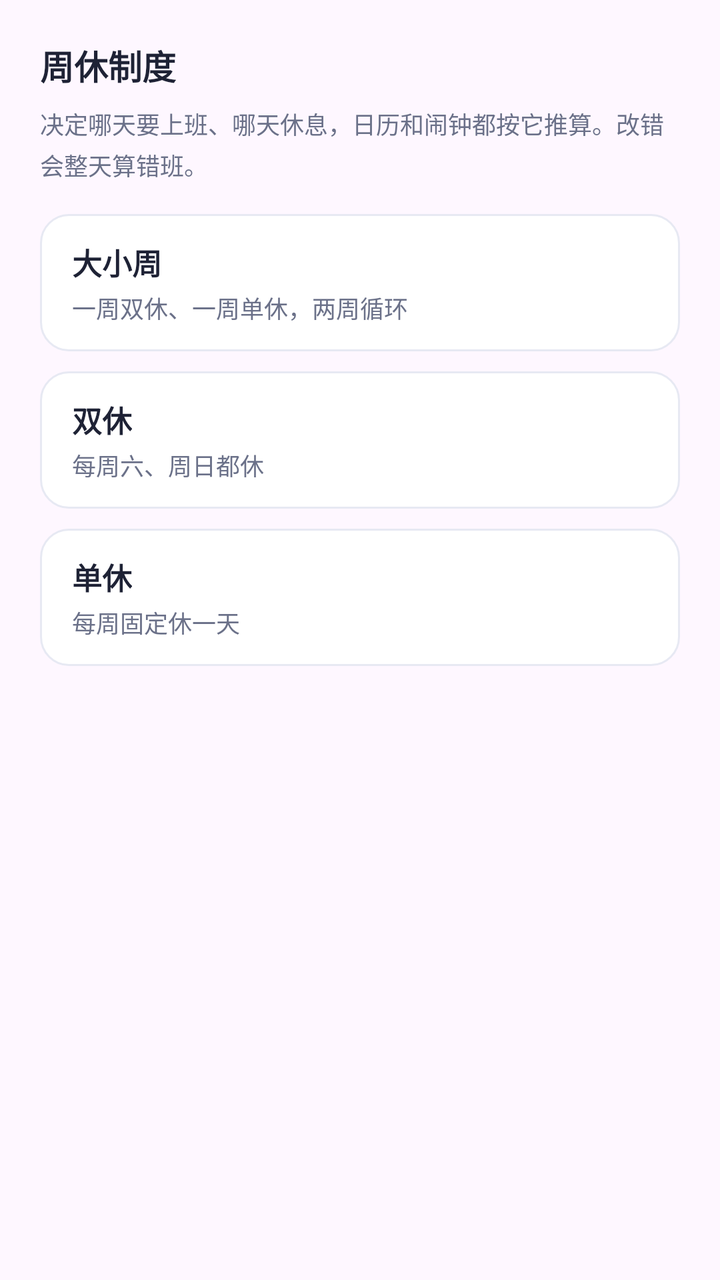
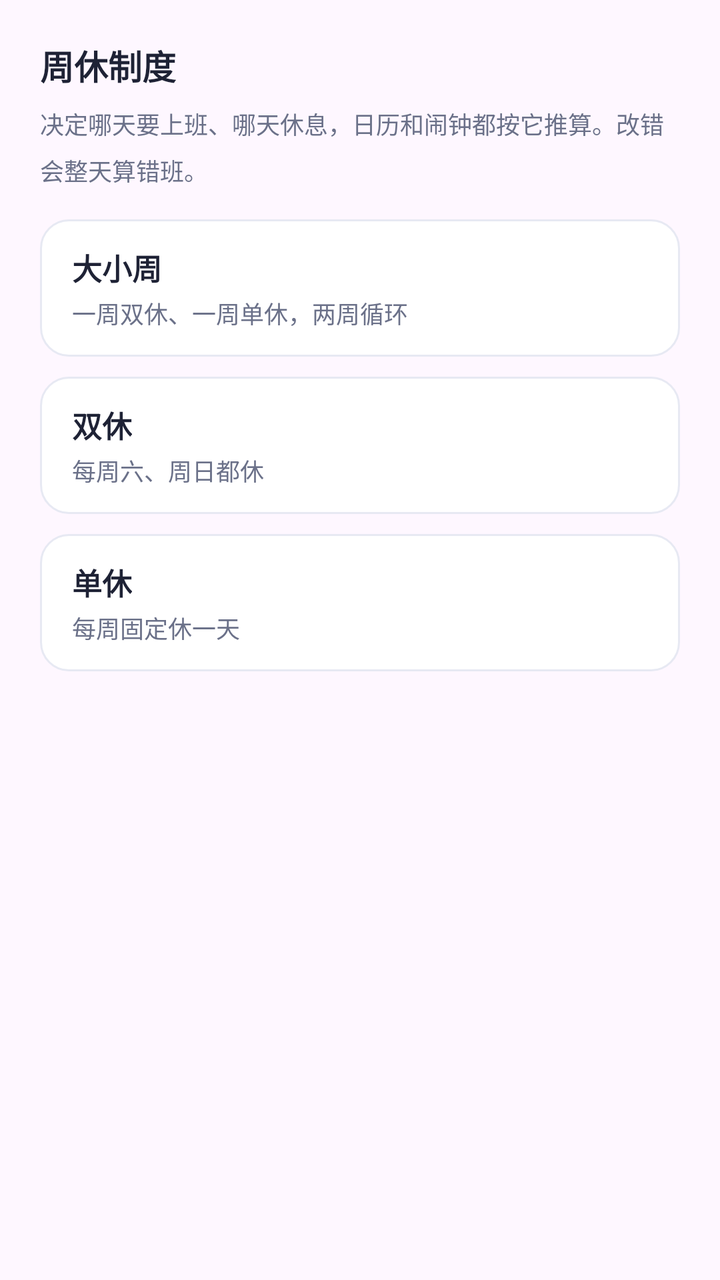

Screens rendered from an Android XML layout before and after an edit, with the pre-edit source and the edit as a unified diff.
<!-- AndroidManifest.xml: application theme Theme.WeekdayAlarm -->
<!-- res/layout/dialog_week_mode.xml -->
<?xml version="1.0" encoding="utf-8"?>
<ScrollView xmlns:android="http://schemas.android.com/apk/res/android"
    android:layout_width="match_parent"
    android:layout_height="wrap_content">

    <LinearLayout
        android:layout_width="match_parent"
        android:layout_height="wrap_content"
        android:orientation="vertical"
        android:padding="20dp">

        <TextView
            android:layout_width="wrap_content"
            android:layout_height="wrap_content"
            android:text="周休制度"
            android:textColor="@color/ink"
            android:textSize="17sp"
            android:textStyle="bold" />

        <TextView
            android:layout_width="match_parent"
            android:layout_height="wrap_content"
            android:layout_marginTop="8dp"
            android:lineSpacingMultiplier="1.2"
            android:text="决定哪天要上班、哪天休息，日历和闹钟都按它推算。改错会整天算错班。"
            android:textColor="@color/sub"
            android:textSize="12sp" />

        
        <LinearLayout
            android:id="@+id/rg_mode"
            android:layout_width="match_parent"
            android:layout_height="wrap_content"
            android:layout_marginTop="16dp"
            android:orientation="vertical">

            <LinearLayout
                android:id="@+id/rb_big_small"
                android:layout_width="match_parent"
                android:layout_height="wrap_content"
                android:background="@drawable/bg_guide_option"
                android:clickable="true"
                android:focusable="true"
                android:orientation="vertical"
                android:paddingStart="16dp"
                android:paddingTop="13dp"
                android:paddingEnd="16dp"
                android:paddingBottom="13dp">

                <TextView
                    android:layout_width="wrap_content"
                    android:layout_height="wrap_content"
                    android:text="大小周"
                    android:textColor="@color/ink"
                    android:textSize="15sp"
                    android:textStyle="bold" />

                <TextView
                    android:layout_width="wrap_content"
                    android:layout_height="wrap_content"
                    android:layout_marginTop="3dp"
                    android:text="一周双休、一周单休，两周循环"
                    android:textColor="@color/sub"
                    android:textSize="12sp" />
            </LinearLayout>

            <LinearLayout
                android:id="@+id/rb_double"
                android:layout_width="match_parent"
                android:layout_height="wrap_content"
                android:layout_marginTop="10dp"
                android:background="@drawable/bg_guide_option"
                android:clickable="true"
                android:focusable="true"
                android:orientation="vertical"
                android:paddingStart="16dp"
                android:paddingTop="13dp"
                android:paddingEnd="16dp"
                android:paddingBottom="13dp">

                <TextView
                    android:layout_width="wrap_content"
                    android:layout_height="wrap_content"
                    android:text="双休"
                    android:textColor="@color/ink"
                    android:textSize="15sp"
                    android:textStyle="bold" />

                <TextView
                    android:layout_width="wrap_content"
                    android:layout_height="wrap_content"
                    android:layout_marginTop="3dp"
                    android:text="每周六、周日都休"
                    android:textColor="@color/sub"
                    android:textSize="12sp" />
            </LinearLayout>

            <LinearLayout
                android:id="@+id/rb_single"
                android:layout_width="match_parent"
                android:layout_height="wrap_content"
                android:layout_marginTop="10dp"
                android:background="@drawable/bg_guide_option"
                android:clickable="true"
                android:focusable="true"
                android:orientation="vertical"
                android:paddingStart="16dp"
                android:paddingTop="13dp"
                android:paddingEnd="16dp"
                android:paddingBottom="13dp">

                <TextView
                    android:layout_width="wrap_content"
                    android:layout_height="wrap_content"
                    android:text="单休"
                    android:textColor="@color/ink"
                    android:textSize="15sp"
                    android:textStyle="bold" />

                <TextView
                    android:layout_width="wrap_content"
                    android:layout_height="wrap_content"
                    android:layout_marginTop="3dp"
                    android:text="每周固定休一天"
                    android:textColor="@color/sub"
                    android:textSize="12sp" />
            </LinearLayout>
        </LinearLayout>

        
        <LinearLayout
            android:id="@+id/box_big_small"
            android:layout_width="match_parent"
            android:layout_height="wrap_content"
            android:layout_marginTop="18dp"
            android:orientation="vertical"
            android:visibility="gone">

            <LinearLayout
                android:layout_width="match_parent"
                android:layout_height="wrap_content"
                android:gravity="center_vertical"
                android:orientation="horizontal">

                <TextView
                    android:layout_width="0dp"
                    android:layout_height="wrap_content"
                    android:layout_weight="1"
                    android:text="本周是"
                    android:textColor="@color/sub"
                    android:textSize="13sp" />

                <LinearLayout
                    android:id="@+id/rg_week_big"
                    android:layout_width="wrap_content"
                    android:layout_height="wrap_content"
                    android:orientation="horizontal">

                    <TextView
                        android:id="@+id/rb_big"
                        android:layout_width="wrap_content"
                        android:layout_height="wrap_content"
                        android:background="@drawable/bg_guide_option"
                        android:clickable="true"
                        android:focusable="true"
                        android:gravity="center"
                        android:minHeight="34dp"
                        android:paddingStart="16dp"
                        android:paddingEnd="16dp"
                        android:text="大周"
                        android:textColor="@color/ink"
                        android:textSize="13sp" />

                    <TextView
                        android:id="@+id/rb_small"
                        android:layout_width="wrap_content"
                        android:layout_height="wrap_content"
                        android:layout_marginStart="8dp"
                        android:background="@drawable/bg_guide_option"
                        android:clickable="true"
                        android:focusable="true"
                        android:gravity="center"
                        android:minHeight="34dp"
                        android:paddingStart="16dp"
                        android:paddingEnd="16dp"
                        android:text="小周"
                        android:textColor="@color/ink"
                        android:textSize="13sp" />
                </LinearLayout>
            </LinearLayout>

            <LinearLayout
                android:layout_width="match_parent"
                android:layout_height="wrap_content"
                android:layout_marginTop="12dp"
                android:gravity="center_vertical"
                android:orientation="horizontal">

                <TextView
                    android:layout_width="0dp"
                    android:layout_height="wrap_content"
                    android:layout_weight="1"
                    android:text="小周休哪天"
                    android:textColor="@color/sub"
                    android:textSize="13sp" />

                <LinearLayout
                    android:id="@+id/rg_small_rest"
                    android:layout_width="wrap_content"
                    android:layout_height="wrap_content"
                    android:orientation="horizontal">

                    <TextView
                        android:id="@+id/rb_rest_sun"
                        android:layout_width="wrap_content"
                        android:layout_height="wrap_content"
                        android:background="@drawable/bg_guide_option"
                        android:clickable="true"
                        android:focusable="true"
                        android:gravity="center"
                        android:minHeight="34dp"
                        android:paddingStart="16dp"
                        android:paddingEnd="16dp"
                        android:text="周日休"
                        android:textColor="@color/ink"
                        android:textSize="13sp" />

                    <TextView
                        android:id="@+id/rb_rest_sat"
                        android:layout_width="wrap_content"
                        android:layout_height="wrap_content"
                        android:layout_marginStart="8dp"
                        android:background="@drawable/bg_guide_option"
                        android:clickable="true"
                        android:focusable="true"
                        android:gravity="center"
                        android:minHeight="34dp"
                        android:paddingStart="16dp"
                        android:paddingEnd="16dp"
                        android:text="周六休"
                        android:textColor="@color/ink"
                        android:textSize="13sp" />
                </LinearLayout>
            </LinearLayout>
        </LinearLayout>

        
        <LinearLayout
            android:id="@+id/box_single"
            android:layout_width="match_parent"
            android:layout_height="wrap_content"
            android:layout_marginTop="18dp"
            android:gravity="center_vertical"
            android:orientation="horizontal"
            android:visibility="gone">

            <TextView
                android:layout_width="0dp"
                android:layout_height="wrap_content"
                android:layout_weight="1"
                android:text="休哪天"
                android:textColor="@color/sub"
                android:textSize="13sp" />

            <LinearLayout
                android:id="@+id/rg_single_rest"
                android:layout_width="wrap_content"
                android:layout_height="wrap_content"
                android:orientation="horizontal">

                <TextView
                    android:id="@+id/rb_single_sun"
                    android:layout_width="wrap_content"
                    android:layout_height="wrap_content"
                    android:background="@drawable/bg_guide_option"
                    android:clickable="true"
                    android:focusable="true"
                    android:gravity="center"
                    android:minHeight="34dp"
                    android:paddingStart="16dp"
                    android:paddingEnd="16dp"
                    android:text="周日休"
                    android:textColor="@color/ink"
                    android:textSize="13sp" />

                <TextView
                    android:id="@+id/rb_single_sat"
                    android:layout_width="wrap_content"
                    android:layout_height="wrap_content"
                    android:layout_marginStart="8dp"
                    android:background="@drawable/bg_guide_option"
                    android:clickable="true"
                    android:focusable="true"
                    android:gravity="center"
                    android:minHeight="34dp"
                    android:paddingStart="16dp"
                    android:paddingEnd="16dp"
                    android:text="周六休"
                    android:textColor="@color/ink"
                    android:textSize="13sp" />
            </LinearLayout>
        </LinearLayout>
    </LinearLayout>
</ScrollView>
<!-- resources referenced by this layout -->
<resources>
  <color name="ink">#1E2235</color>
  <color name="sub">#6B7189</color>
  <!-- drawable bg_guide_option (drawable) -->
  <?xml version="1.0" encoding="utf-8"?>
  <selector xmlns:android="http://schemas.android.com/apk/res/android">
      <item android:state_selected="true">
          <shape android:shape="rectangle">
              <solid android:color="@color/guide_option_selected" />
              <stroke
                  android:width="1.5dp"
                  android:color="@color/indigo" />
              <corners android:radius="@dimen/radius_row" />
          </shape>
      </item>
      <item>
          <shape android:shape="rectangle">
              <solid android:color="@color/card" />
              <stroke
                  android:width="1dp"
                  android:color="@color/line" />
              <corners android:radius="@dimen/radius_row" />
          </shape>
      </item>
  </selector>
  <style name="Theme.WeekdayAlarm" parent="Theme.Material3.DayNight.NoActionBar">
          <item name="colorPrimary">@color/indigo</item>
          <item name="colorPrimaryVariant">@color/indigo_dark</item>
          <item name="colorOnPrimary">@color/white</item>
          <item name="android:statusBarColor">@color/bg</item>
          <item name="android:windowLightStatusBar">true</item>
      </style>
  <color name="guide_option_selected">#EEF0FE</color>
  <color name="indigo">#4F46E5</color>
  <dimen name="radius_row">14dp</dimen>
  <color name="card">#FFFFFF</color>
  <color name="line">#E7E9F3</color>
  <color name="indigo_dark">#4338CA</color>
  <color name="white">#FFFFFFFF</color>
  <color name="bg">#F4F5FB</color>
</resources>

<!-- the commit's change to res/layout/dialog_week_mode.xml (unified diff, before → after) -->
@@ -21,7 +21,7 @@
             android:layout_width="match_parent"
             android:layout_height="wrap_content"
             android:layout_marginTop="8dp"
-            android:lineSpacingMultiplier="1.2"
+            android:lineSpacingMultiplier="1.35"
             android:text="决定哪天要上班、哪天休息，日历和闹钟都按它推算。改错会整天算错班。"
             android:textColor="@color/sub"
             android:textSize="12sp" />
@@ -143,9 +143,8 @@
                 android:orientation="horizontal">
 
                 <TextView
-                    android:layout_width="0dp"
-                    android:layout_height="wrap_content"
-                    android:layout_weight="1"
+                    android:layout_width="88dp"
+                    android:layout_height="wrap_content"
                     android:text="本周是"
                     android:textColor="@color/sub"
                     android:textSize="13sp" />
@@ -165,6 +164,7 @@
                         android:focusable="true"
                         android:gravity="center"
                         android:minHeight="34dp"
+                        android:minWidth="76dp"
                         android:paddingStart="16dp"
                         android:paddingEnd="16dp"
                         android:text="大周"
@@ -181,6 +181,7 @@
                         android:focusable="true"
                         android:gravity="center"
                         android:minHeight="34dp"
+                        android:minWidth="76dp"
                         android:paddingStart="16dp"
                         android:paddingEnd="16dp"
                         android:text="小周"
@@ -197,9 +198,8 @@
                 android:orientation="horizontal">
 
                 <TextView
-                    android:layout_width="0dp"
-                    android:layout_height="wrap_content"
-                    android:layout_weight="1"
+                    android:layout_width="88dp"
+                    android:layout_height="wrap_content"
                     android:text="小周休哪天"
                     android:textColor="@color/sub"
                     android:textSize="13sp" />
@@ -219,6 +219,7 @@
                         android:focusable="true"
                         android:gravity="center"
                         android:minHeight="34dp"
+                        android:minWidth="76dp"
                         android:paddingStart="16dp"
                         android:paddingEnd="16dp"
                         android:text="周日休"
@@ -235,6 +236,7 @@
                         android:focusable="true"
                         android:gravity="center"
                         android:minHeight="34dp"
+                        android:minWidth="76dp"
                         android:paddingStart="16dp"
                         android:paddingEnd="16dp"
                         android:text="周六休"
@@ -255,9 +257,8 @@
             android:visibility="gone">
 
             <TextView
-                android:layout_width="0dp"
-                android:layout_height="wrap_content"
-                android:layout_weight="1"
+                android:layout_width="88dp"
+                android:layout_height="wrap_content"
                 android:text="休哪天"
                 android:textColor="@color/sub"
                 android:textSize="13sp" />
@@ -277,6 +278,7 @@
                     android:focusable="true"
                     android:gravity="center"
                     android:minHeight="34dp"
+                    android:minWidth="76dp"
                     android:paddingStart="16dp"
                     android:paddingEnd="16dp"
                     android:text="周日休"
@@ -293,6 +295,7 @@
                     android:focusable="true"
                     android:gravity="center"
                     android:minHeight="34dp"
+                    android:minWidth="76dp"
                     android:paddingStart="16dp"
                     android:paddingEnd="16dp"
                     android:text="周六休"
